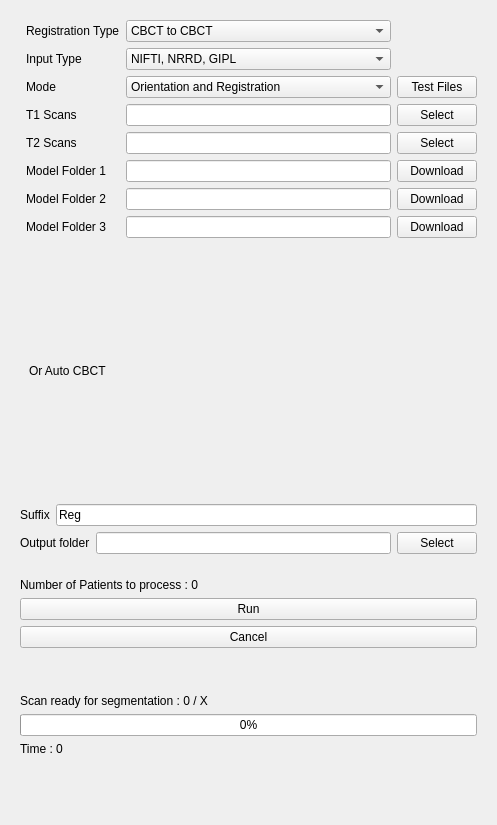
First picture: the form in AREG/Resources/UI/AREG.ui, repository lucanchling/AREG, before the edit.
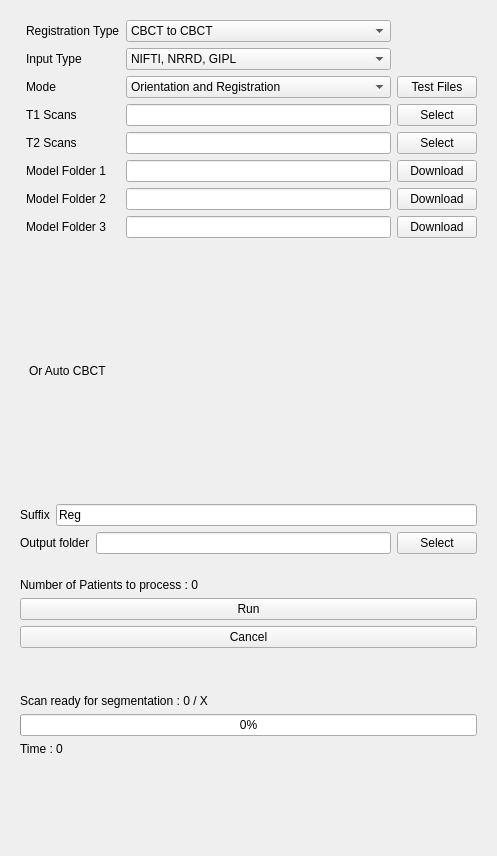
Second picture: the form after the edit. Custom widgets are drawn as their Qt base class.

Commit message: ENH: ToolTips for AREG UI

Patch:
```diff
--- a/AREG/Resources/UI/AREG.ui
+++ b/AREG/Resources/UI/AREG.ui
@@ -7,7 +7,7 @@
     <x>0</x>
     <y>0</y>
     <width>497</width>
-    <height>825</height>
+    <height>856</height>
    </rect>
   </property>
   <layout class="QVBoxLayout" name="verticalLayout">
```
Left out of the diff: 51 changed lines with no effect on the pictures.
